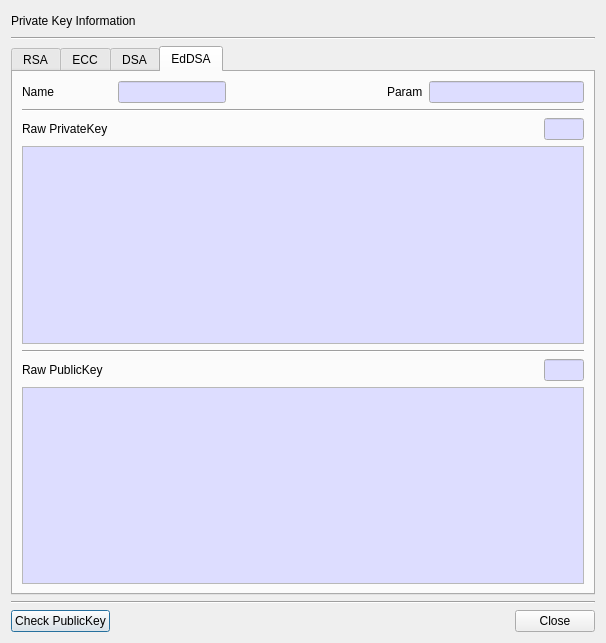
Qt form CryptokiMan/pri_key_info_dlg.ui (jykim74/CryptokiMan) before a commit.
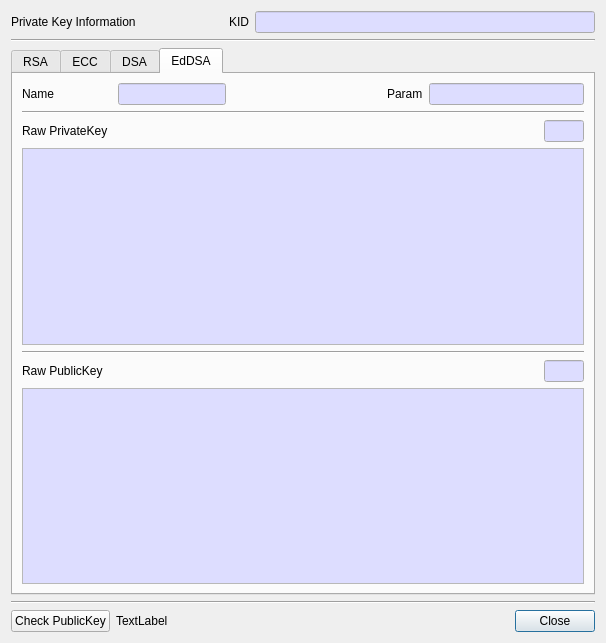
The same form after that commit.

The edit to the form file:
```diff
--- a/CryptokiMan/pri_key_info_dlg.ui
+++ b/CryptokiMan/pri_key_info_dlg.ui
@@ -20,12 +20,25 @@
       <number>0</number>
      </property>
      <item row="0" column="2">
-      <widget class="QLabel" name="mInfoLabel">
+      <widget class="QLabel" name="label_22">
        <property name="text">
-        <string/>
+        <string>KID</string>
        </property>
       </widget>
      </item>
+     <item row="0" column="1">
+      <spacer name="horizontalSpacer_6">
+       <property name="orientation">
+        <enum>Qt::Horizontal</enum>
+       </property>
+       <property name="sizeHint" stdset="0">
+        <size>
+         <width>40</width>
+         <height>20</height>
+        </size>
+       </property>
+      </spacer>
+     </item>
      <item row="0" column="0">
       <widget class="QLabel" name="mTitleLabel">
        <property name="text">
@@ -33,18 +46,45 @@
        </property>
       </widget>
      </item>
-     <item row="0" column="1">
-      <spacer name="horizontalSpacer_6">
-       <property name="orientation">
-        <enum>Qt::Horizontal</enum>
-       </property>
-       <property name="sizeHint" stdset="0">
+     <item row="0" column="3">
+      <widget class="QLineEdit" name="mKIDText">
+       <property name="minimumSize">
         <size>
-         <width>40</width>
-         <height>20</height>
+         <width>340</width>
+         <height>0</height>
         </size>
        </property>
-      </spacer>
+       <property name="palette">
+        <palette>
+         <active>
+          <colorrole role="Base">
+           <brush brushstyle="SolidPattern">
+            <color alpha="255">
+             <red>221</red>
+             <green>221</green>
+             <blue>255</blue>
+            </color>
+           </brush>
+          </colorrole>
+         </active>
+         <inactive>
+          <colorrole role="Base">
+           <brush brushstyle="SolidPattern">
+            <color alpha="255">
+             <red>221</red>
+             <green>221</green>
+             <blue>255</blue>
+            </color>
+           </brush>
+          </colorrole>
+         </inactive>
+         <disabled/>
+        </palette>
+       </property>
+       <property name="readOnly">
+        <bool>true</bool>
+       </property>
+      </widget>
      </item>
     </layout>
    </item>
@@ -2537,21 +2577,14 @@
      <property name="topMargin">
       <number>0</number>
      </property>
-     <item row="0" column="0">
-      <widget class="QPushButton" name="mCheckPubKeyBtn">
-       <property name="text">
-        <string>Check PublicKey</string>
-       </property>
-      </widget>
-     </item>
-     <item row="0" column="4">
+     <item row="0" column="5">
       <widget class="QPushButton" name="mCloseBtn">
        <property name="text">
         <string>Close</string>
        </property>
       </widget>
      </item>
-     <item row="0" column="1">
+     <item row="0" column="2">
       <spacer name="horizontalSpacer">
        <property name="orientation">
         <enum>Qt::Horizontal</enum>
@@ -2564,6 +2597,20 @@
        </property>
       </spacer>
      </item>
+     <item row="0" column="0">
+      <widget class="QPushButton" name="mCheckPubKeyBtn">
+       <property name="text">
+        <string>Check PublicKey</string>
+       </property>
+      </widget>
+     </item>
+     <item row="0" column="1">
+      <widget class="QLabel" name="mInfoLabel">
+       <property name="text">
+        <string>TextLabel</string>
+       </property>
+      </widget>
+     </item>
     </layout>
    </item>
   </layout>
```
